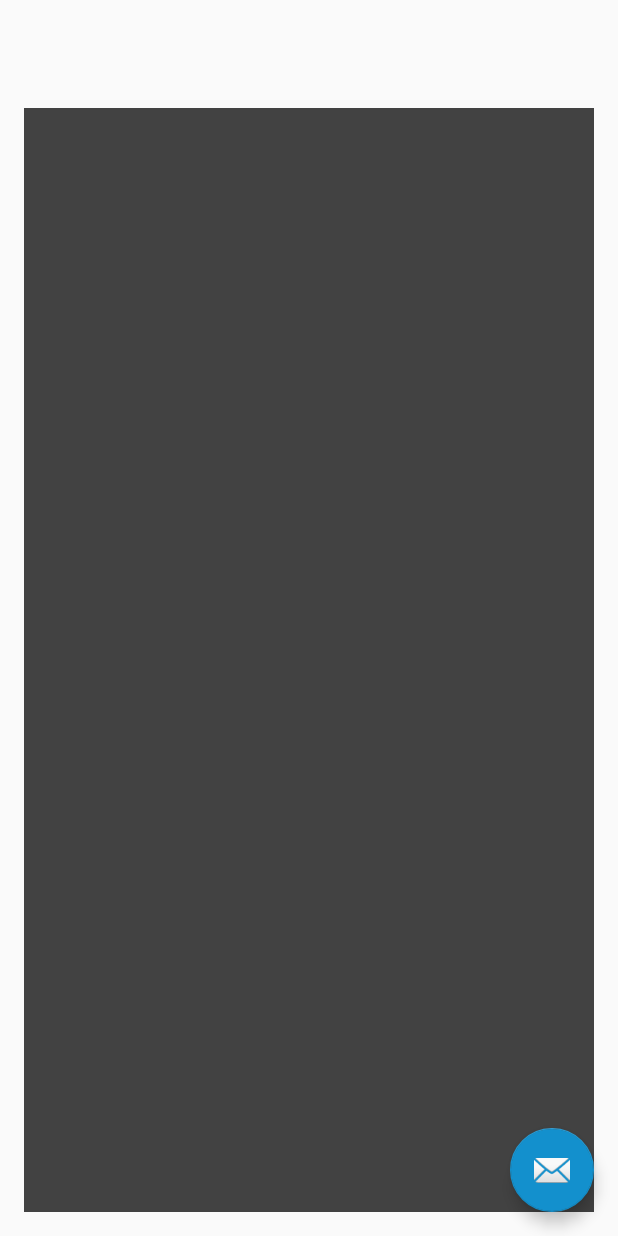
After one commit to LukaASoban/Child-Monitoring-System, an Android app: the layout activity_map.xml on its own in the app's theme, with its tools: preview values and no code run, on a phone screen of 412 x 824 dp. The commit adds this screen. Run offline under Robolectric (Android 15) with nearby library versions, the phone set to English and light mode, and no system bars.

Commit message:
fixing merge issue

```diff
--- a/app/build.gradle
+++ b/app/build.gradle
@@ -33,6 +33,10 @@ dependencies {
     compile 'com.android.support:percent:25.1.1'
     compile 'com.google.firebase:firebase-database:9.8.0'
     compile 'com.firebaseui:firebase-ui-database:1.0.0'
+    compile group:'com.squareup.picasso', name:'picasso', version:'2.3.4'
+    compile 'com.google.firebase:firebase-storage:9.8.0'
+    compile 'com.github.bumptech.glide:glide:3.6.1'
+    compile 'com.android.support:support-v4:19.1.0'
 }
 
 apply plugin: 'com.google.gms.google-services'
--- a/app/src/main/java/bigbrother/child_monitoring_system/HomeScreen.java
+++ b/app/src/main/java/bigbrother/child_monitoring_system/HomeScreen.java
@@ -30,6 +30,7 @@ public class HomeScreen extends AppCompatActivity implements View.OnClickListene
 
     private Button buttonProfile;
     private Button buttonSearch;
+    private Button buttonMap;
     private String uid;
 
     //menu test//
@@ -52,9 +53,11 @@ public class HomeScreen extends AppCompatActivity implements View.OnClickListene
 
         buttonProfile = (Button) findViewById(R.id.profile);
         buttonSearch = (Button) findViewById(R.id.search);
+        buttonMap = (Button) findViewById(R.id.map);
 
         buttonProfile.setOnClickListener(this);
         buttonSearch.setOnClickListener(this);
+        buttonMap.setOnClickListener(this);
 
 
         //menu test//
@@ -101,6 +104,9 @@ public class HomeScreen extends AppCompatActivity implements View.OnClickListene
             final Intent searchScreenIntent = new Intent(this, SearchScreen.class);
             searchScreenIntent.putExtra("uid", uid);
             startActivity(searchScreenIntent);
+        } else if (v == buttonMap) {
+            final Intent mapScreenIntent = new Intent(this, Map.class);
+            startActivity(mapScreenIntent);
         }
     }
 
--- /dev/null
+++ b/app/src/main/res/layout/activity_map.xml
@@ -0,0 +1,27 @@
+<?xml version="1.0" encoding="utf-8"?>
+<android.support.design.widget.CoordinatorLayout xmlns:android="http://schemas.android.com/apk/res/android"
+    xmlns:app="http://schemas.android.com/apk/res-auto"
+    xmlns:tools="http://schemas.android.com/tools"
+    android:layout_width="match_parent"
+    android:layout_height="match_parent"
+    android:fitsSystemWindows="true"
+    tools:context="bigbrother.child_monitoring_system.Map">
+
+    <android.support.design.widget.AppBarLayout
+        android:layout_width="match_parent"
+        android:layout_height="wrap_content"
+        android:theme="@style/AppTheme.AppBarOverlay">
+
+    </android.support.design.widget.AppBarLayout>
+
+    <include layout="@layout/content_map" />
+
+    <android.support.design.widget.FloatingActionButton
+        android:id="@+id/fab"
+        android:layout_width="wrap_content"
+        android:layout_height="wrap_content"
+        android:layout_gravity="bottom|end"
+        android:layout_margin="@dimen/fab_margin"
+        app:srcCompat="@android:drawable/ic_dialog_email" />
+
+</android.support.design.widget.CoordinatorLayout>
--- /dev/null
+++ b/app/src/main/res/layout/content_map.xml
@@ -0,0 +1,24 @@
+<?xml version="1.0" encoding="utf-8"?>
+<RelativeLayout xmlns:android="http://schemas.android.com/apk/res/android"
+    xmlns:app="http://schemas.android.com/apk/res-auto"
+    xmlns:tools="http://schemas.android.com/tools"
+    android:id="@+id/content_map"
+    android:layout_width="match_parent"
+    android:layout_height="match_parent"
+    android:paddingBottom="@dimen/activity_vertical_margin"
+    android:paddingLeft="@dimen/activity_horizontal_margin"
+    android:paddingRight="@dimen/activity_horizontal_margin"
+    android:paddingTop="@dimen/activity_vertical_margin"
+    app:layout_behavior="@string/appbar_scrolling_view_behavior"
+    tools:context="bigbrother.child_monitoring_system.Map"
+    tools:showIn="@layout/activity_map">
+
+    <ImageView
+        android:layout_width="match_parent"
+        android:layout_height="match_parent"
+        app:srcCompat="@color/cardview_dark_background"
+        android:layout_centerVertical="true"
+        android:layout_centerHorizontal="true"
+        android:id="@+id/floorPlanIV" />
+
+</RelativeLayout>
--- a/app/src/main/res/values/strings.xml
+++ b/app/src/main/res/values/strings.xml
@@ -24,4 +24,5 @@
     <string name="cancel">Cancel</string>
     <string name="accept">Accept</string>
     <string name="add_a_child">Add a Child</string>
+    <string name="title_activity_map">Map</string>
 </resources>
```
Also changed, not shown: app/src/main/AndroidManifest.xml (+9 -6 lines), app/src/main/res/layout/content_home_screen.xml (+16 -0 lines), app/src/main/res/drawable-hdpi/pin.png (added).
